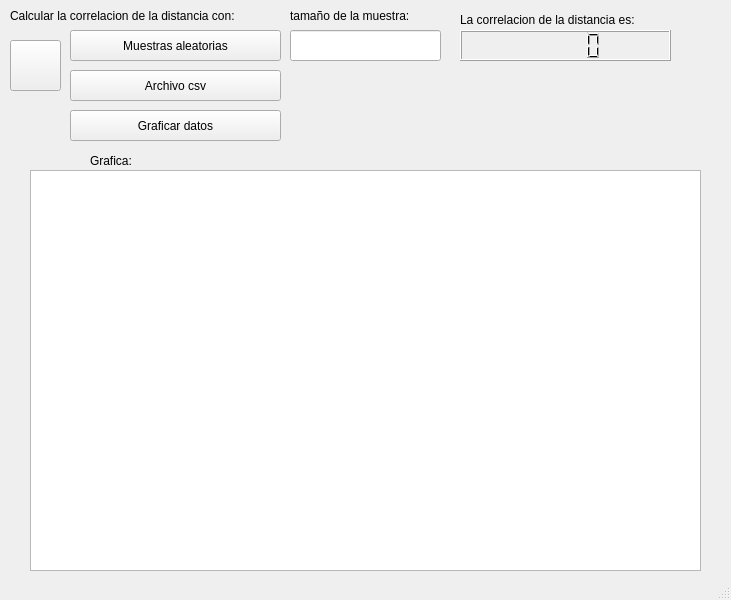
Above: src/UI.ui from aerubianoma/Distance-Correlation-App before the change. Below: the same form after it.
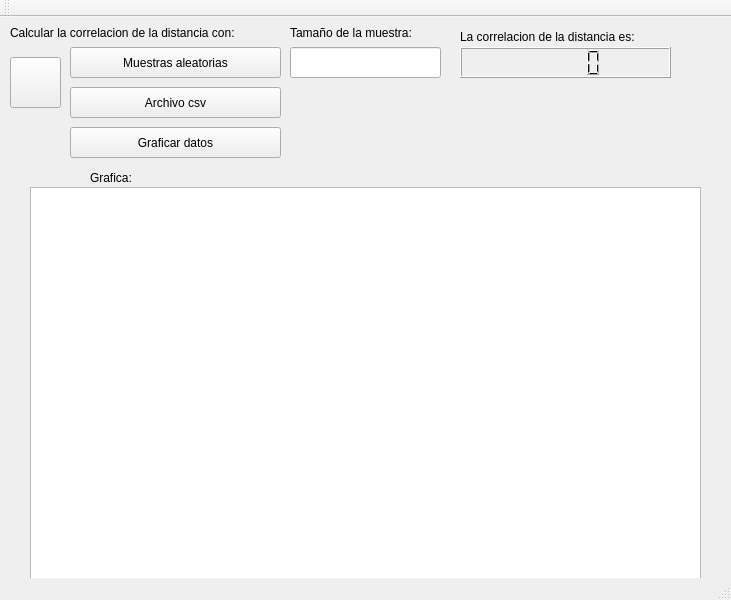
That is the form after the change.

Commit message: veamos que pasa

```diff
--- a/src/UI.ui
+++ b/src/UI.ui
@@ -99,7 +99,7 @@
      </rect>
     </property>
     <property name="text">
-     <string>tamaño de la muestra:</string>
+     <string>Tamaño de la muestra:</string>
     </property>
    </widget>
    <widget class="QLabel" name="label_3">
@@ -163,6 +163,17 @@
    </property>
   </widget>
   <widget class="QStatusBar" name="statusbar"/>
+  <widget class="QToolBar" name="toolBar">
+   <property name="windowTitle">
+    <string>toolBar</string>
+   </property>
+   <attribute name="toolBarArea">
+    <enum>TopToolBarArea</enum>
+   </attribute>
+   <attribute name="toolBarBreak">
+    <bool>false</bool>
+   </attribute>
+  </widget>
  </widget>
  <resources/>
  <connections>
```
Left out of the diff: 4 changed lines with no effect on the pictures.
